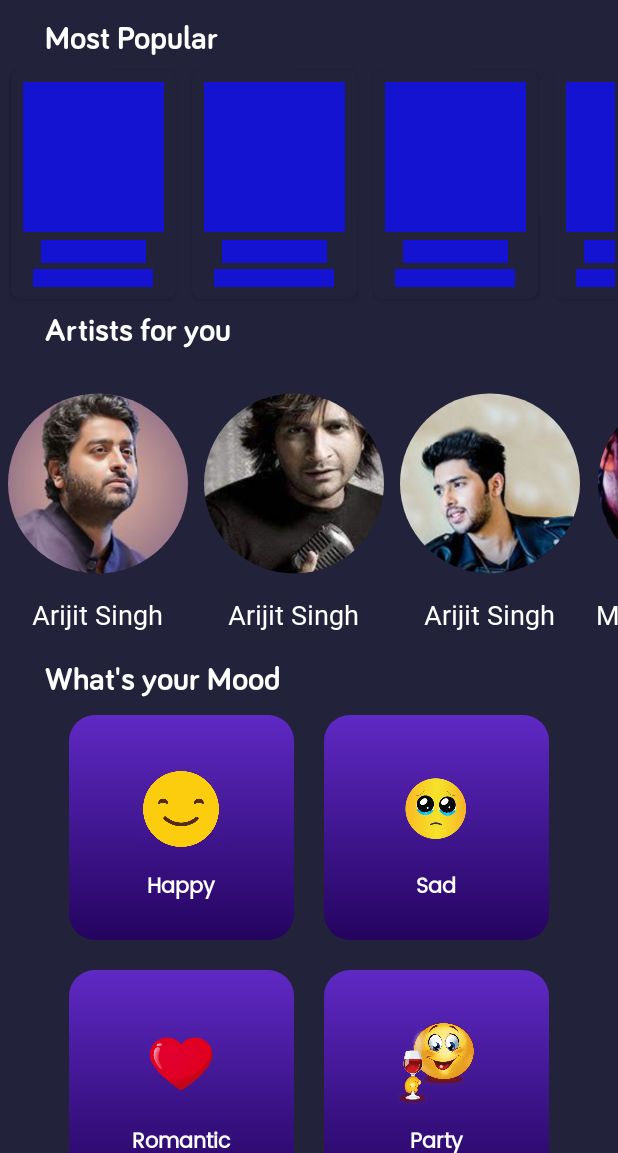
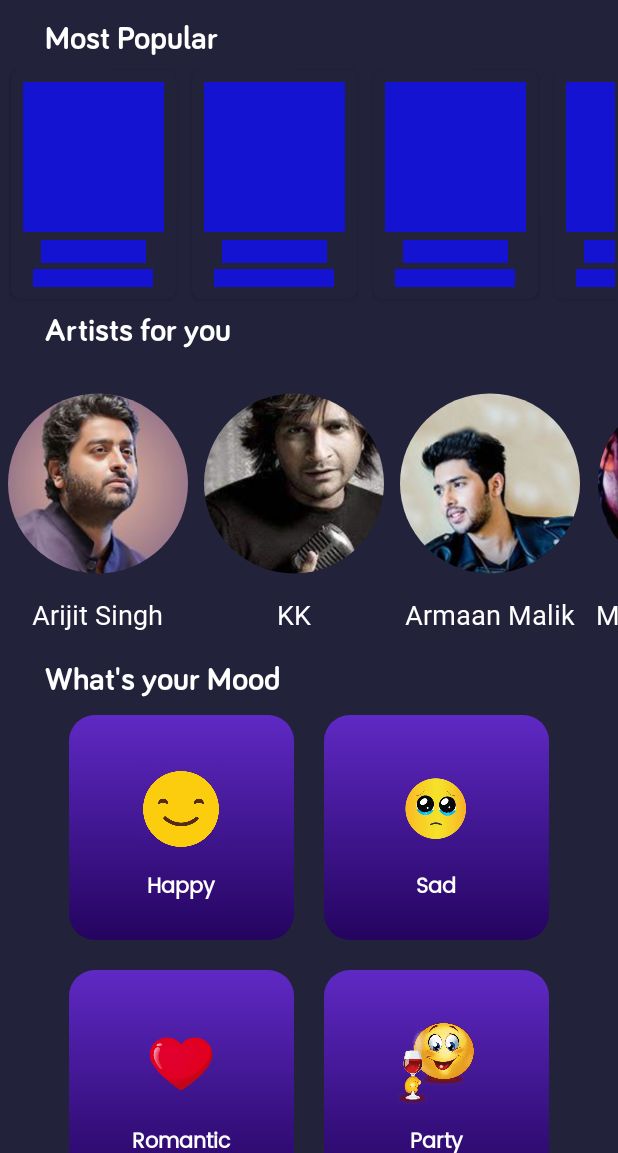
Before and after one commit to backpackerdeveloper/MINT-Songs-Podcast-, an Android app: the screen it shows after launch (MainActivity), on a phone screen of 412 x 824 dp, the part 83-1236 px from its top. Run offline under Robolectric (Android 15) with nearby library versions, the phone set to English and light mode, and no system bars; our stand-ins replace CircleImageView, Shimmer; pictures from the network do not load.

Commit message:
some text ui changes

```diff
--- a/app/src/main/res/layout/activity_main.xml
+++ b/app/src/main/res/layout/activity_main.xml
@@ -174,7 +174,7 @@
             <TextView
                 android:layout_width="wrap_content"
                 android:layout_height="wrap_content"
-                android:text="Arijit Singh"
+                android:text="KK"
                 android:maxLines="1"
                 android:fontFamily="@font/calibri"
                 android:ellipsize="end"
@@ -200,7 +200,7 @@
             <TextView
                 android:layout_width="wrap_content"
                 android:layout_height="wrap_content"
-                android:text="Arijit Singh"
+                android:text="Armaan Malik"
                 android:maxLines="1"
                 android:fontFamily="@font/calibri"
                 android:ellipsize="end"
@@ -247,7 +247,7 @@
             <de.hdodenhof.circleimageview.CircleImageView
                 android:layout_width="120dp"
                 android:layout_height="150dp"
-                android:src="@drawable/arijit" />
+                android:src="@drawable/jubin" />
 
             <TextView
                 android:layout_width="wrap_content"
```
Also changed, not shown: app/src/main/res/drawable/jubin.jpg (added).
